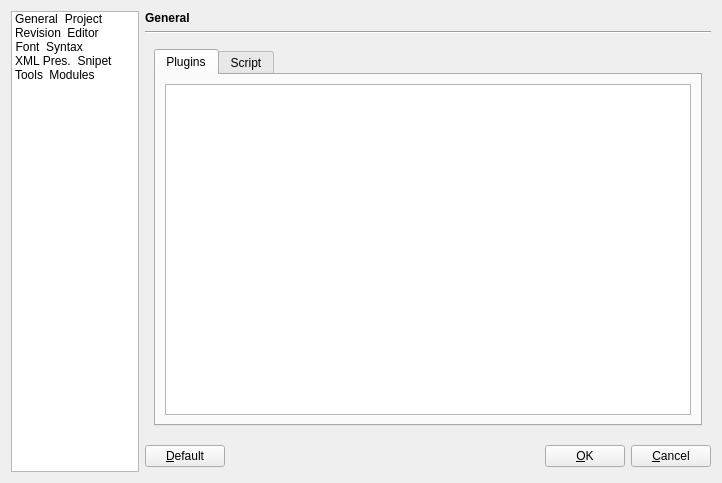
Above: xinx/ui/custom.ui from phoenix741/xinx before the change. Below: the same form after it.
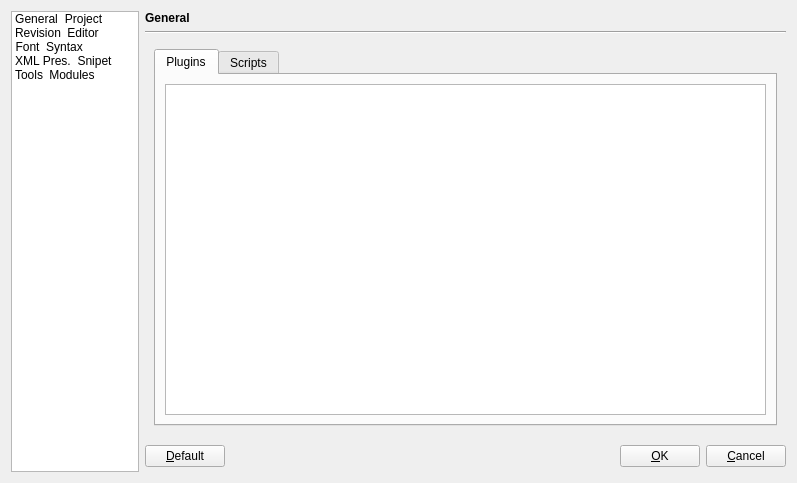
That is the form after the change. The open tabs and pages were chosen to show the change. Icons and pictures are not drawn. Custom widgets are drawn as their Qt base class.

Commit message: Faute d'orthographe

```diff
--- a/xinx/ui/custom.ui
+++ b/xinx/ui/custom.ui
@@ -5,7 +5,7 @@
    <rect>
     <x>0</x>
     <y>0</y>
-    <width>681</width>
+    <width>797</width>
     <height>483</height>
    </rect>
   </property>
@@ -1119,8 +1119,8 @@
        <rect>
         <x>0</x>
         <y>0</y>
-        <width>528</width>
-        <height>395</height>
+        <width>644</width>
+        <height>391</height>
        </rect>
       </property>
       <layout class="QGridLayout" >
@@ -1134,8 +1134,8 @@
            <rect>
             <x>0</x>
             <y>0</y>
-            <width>506</width>
-            <height>353</height>
+            <width>622</width>
+            <height>346</height>
            </rect>
           </property>
           <attribute name="title" >
@@ -1162,7 +1162,7 @@
            </rect>
           </property>
           <attribute name="title" >
-           <string>Script</string>
+           <string>Scripts</string>
           </attribute>
           <layout class="QGridLayout" >
            <item row="0" column="0" >
```
Left out of the diff: 8 changed lines with no effect on the pictures. The commit also changes 1 other file.
